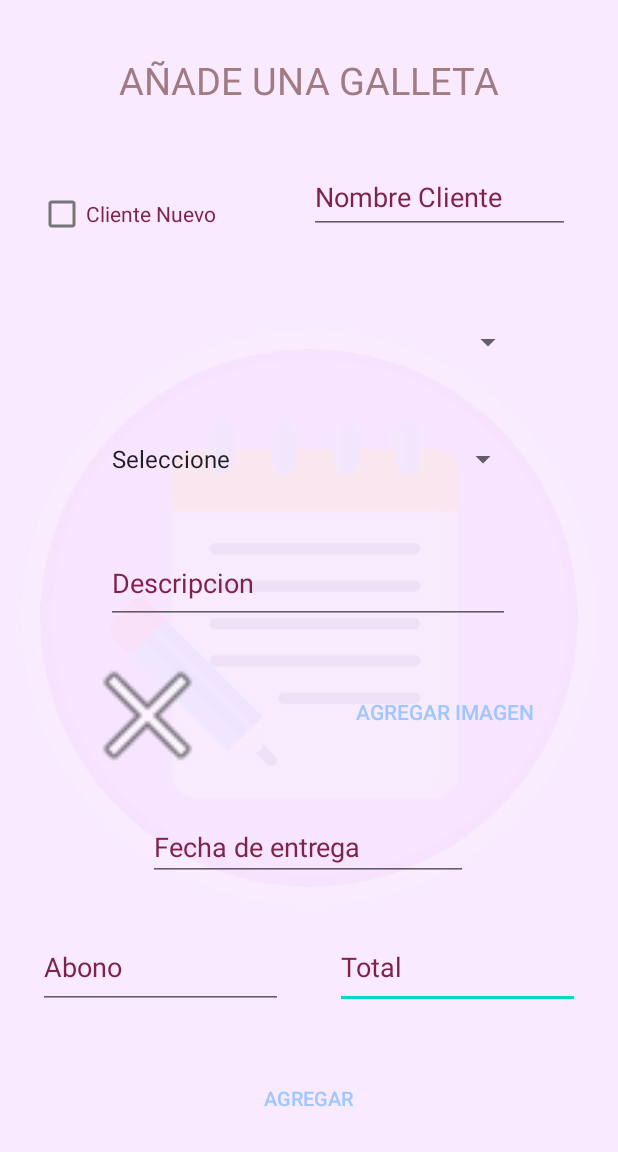
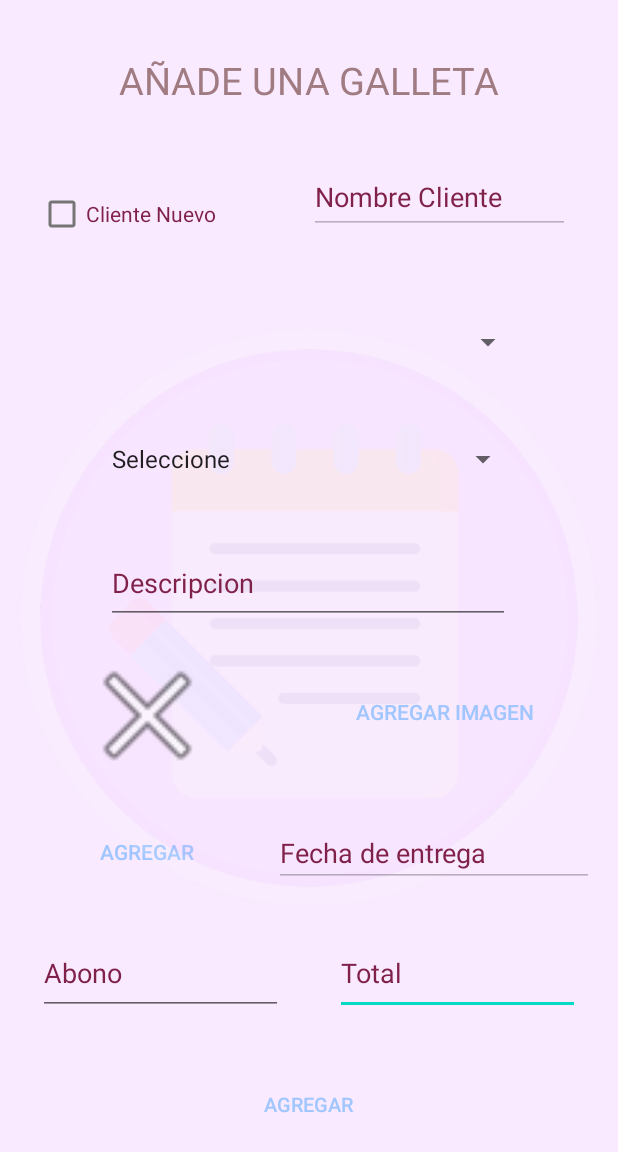
Before and after one commit to Rayencmv/EmideliApp, an Android app: the Pedido screen opened directly, with no data from a screen before it, after a tap on "AGREGAR", on a phone screen of 412 x 824 dp. Shown: the top 1152 px of the screen. Run offline under Robolectric (Android 15) with nearby library versions, the phone set to English and light mode, and no system bars; our stand-ins replace Volley; libraries missing offline, so code that uses them is left out: com.loopj.android, cz.msebera.android, io.github.muddz.styleabletoast; network calls fail; Roboto replaces fonts that are not available here; 2 statements that could not run were skipped.

Commit message:
casi casi casi

```diff
--- a/app/src/main/java/com/martinez/emideliapp/Caledario.java
+++ b/app/src/main/java/com/martinez/emideliapp/Caledario.java
@@ -51,12 +51,12 @@ public class Caledario extends AppCompatActivity {
                             for (int i = 0; i < responseArray.length(); i++) {
                                 JSONObject row = responseArray.getJSONObject(i);
                                 Cliente cliente = new Cliente(
-                                        row.getString("nombre_cliente"),
+                                        row.getString("title"),
                                         row.getString("tipo_pedido"),
-                                        row.getString("fecha_Entrega"),
+                                        row.getString("end"),
                                         row.getString("descripcion"),
                                         row.getString("abono"),
-                                        row.getString("total_pedido"));
+                                        row.getString("total"));
                                 clientes.add(cliente);
                             }
                             adapter.notifyDataSetChanged();
--- a/app/src/main/java/com/martinez/emideliapp/Pedido.java
+++ b/app/src/main/java/com/martinez/emideliapp/Pedido.java
@@ -4,14 +4,25 @@ import static android.provider.ContactsContract.CommonDataKinds.Website.URL;
 
 import androidx.appcompat.app.AppCompatActivity;
 
+import android.app.DatePickerDialog;
+import android.app.ProgressDialog;
+import android.content.Intent;
+import android.graphics.Bitmap;
 import android.graphics.Color;
+import android.net.Uri;
 import android.os.Bundle;
+import android.provider.MediaStore;
+import android.util.Base64;
 import android.view.View;
 import android.widget.ArrayAdapter;
 import android.widget.Button;
 import android.widget.CheckBox;
+import android.widget.DatePicker;
 import android.widget.EditText;
+import android.widget.ImageView;
 import android.widget.Spinner;
+import android.widget.Toast;
+
 import com.loopj.android.http.*;
 
 import com.android.volley.AuthFailureError;
@@ -24,7 +35,10 @@ import com.android.volley.toolbox.Volley;
 
 import org.json.JSONArray;
 
+import java.io.ByteArrayOutputStream;
+import java.io.IOException;
 import java.util.ArrayList;
+import java.util.Calendar;
 import java.util.HashMap;
 import java.util.Map;
 
@@ -33,11 +47,15 @@ import io.github.muddz.styleabletoast.StyleableToast;
 
 public class Pedido extends AppCompatActivity {
 
+
+    private Bitmap bitmap;
+    ImageView ImagenPedido;
     AsyncHttpClient pedido;
-    Button btnAgregarP, btnImagen;
+    Button btnAgregarP, btnImagen, btnFecha;
     EditText txtFecha, txtTotal, txtNombreC, txtAbono, txtDescripcion;
     CheckBox cbNuevo;
     Spinner spTipoPedido, spCliente;
+    private  int dia,mes,ano, PICK_IMAGE_REQUEST=1;
 
     @Override
     protected void onCreate(Bundle savedInstanceState) {
@@ -53,25 +71,32 @@ public class Pedido extends AppCompatActivity {
         spCliente = findViewById(R.id.spCliente);
         txtDescripcion = findViewById(R.id.txtDescripcion);
         btnImagen = findViewById(R.id.btnImagen);
-
+        btnFecha = findViewById(R.id.btnFecha);
+        ImagenPedido = findViewById(R.id.ImagenPedido);
         pedido = new AsyncHttpClient();
+        txtFecha.setEnabled(false);
+        txtNombreC.setEnabled(false);
         CargarTipoPedido();
         LlenarSpinner();
         ClienteNuevo();
         GuardarPedido();
+        Fecha();
+        BuscarImagen();
 
 
     }
 
 
+    //Funcion del boton guardar y conexion con el web service
     private void GuardarPedido(){
         btnAgregarP.setOnClickListener(new View.OnClickListener() {
             @Override
             public void onClick(View view) {
-                EjecutarServicio("https://emideli.online/addPedido.php");
+                EjecutarServicio("https://emideli.online/Carga.php");
             }
         });
     }
+
     //llena los datos del spinner con el nombre del cliente
     private void LlenarSpinner() {
         String url = "https://emideli.online/obtenerDatos.php";
@@ -100,9 +125,11 @@ public class Pedido extends AppCompatActivity {
                     spCliente.setEnabled(true);
                     txtNombreC.setEnabled(false);
 
+
                 } else {
                     spCliente.setEnabled(false);
                     txtNombreC.setEnabled(true);
+
                 }
             }
         });
@@ -130,7 +157,7 @@ public class Pedido extends AppCompatActivity {
             lista.add(new Pedidos("Seleccione"));
             for (int i = 0; i < jsonArreglo.length(); i++) {
                 Pedidos p2 = new Pedidos();
-                p2.setNombreCliente(jsonArreglo.getJSONObject(i).getString("Nombre"));
+                p2.setNombreCliente(jsonArreglo.getJSONObject(i).getString("nombre"));
                 lista.add(p2);
             }
             ArrayAdapter<Pedidos> a = new ArrayAdapter<Pedidos>(this, android.R.layout.simple_dropdown_item_1line, lista);
@@ -140,37 +167,32 @@ public class Pedido extends AppCompatActivity {
         }
     }
 
+    //Enviar los datos del pedido al web service para ingresar a la base de datos
     private void EjecutarServicio(String URL) {
+        final ProgressDialog loading = ProgressDialog.show(this,"Subiendo...","Espere por favor...",false,false);
         StringRequest stringRequest = new StringRequest(Request.Method.POST, URL, new Response.Listener<String>() {
             @Override
             public void onResponse(String response) {
-                    new StyleableToast
-                            .Builder(getApplicationContext())
-                            .text("Pedido Ingresado")
-                            .textColor(Color.BLACK)
-                            .backgroundColor(Color.TRANSPARENT)
-                            .show();
+                loading.dismiss();
+                Toast.makeText(Pedido.this, "Pedido Ingresado", Toast.LENGTH_SHORT).show();
             }
         },new Response.ErrorListener(){
             public void onErrorResponse (VolleyError error) {
-                    new StyleableToast
-                            .Builder(getApplicationContext())
-                            .text(Error.class.toString())
-                            .textColor(Color.BLACK)
-                            .backgroundColor(Color.TRANSPARENT)
-                            .show();
+                loading.dismiss();
+                Toast.makeText(Pedido.this, error.toString(), Toast.LENGTH_SHORT).show();
             }
         })
         {
             @Override
             protected Map<String, String> getParams() throws AuthFailureError {
+                String Imagen = getStringImagen(bitmap);
                 Map<String, String> parametros = new HashMap<String, String>();
                 if (cbNuevo.isChecked()==true) {
                     parametros.put("TipoPedido", spTipoPedido.getSelectedItem().toString());
                     parametros.put("NombreC", txtNombreC.getText().toString());
                     parametros.put("Abono", txtAbono.getText().toString());
                     parametros.put("Fecha", txtFecha.getText().toString());
-                        parametros.put("Imagen", btnImagen.getText().toString());
+                    parametros.put("Imagen", Imagen);
                     parametros.put("Total", txtTotal.getText().toString());
                     parametros.put("Descripcion", txtDescripcion.getText().toString());
                 }else {
@@ -178,20 +200,84 @@ public class Pedido extends AppCompatActivity {
                     parametros.put("NombreC", spCliente.getSelectedItem().toString());
                     parametros.put("Abono", txtAbono.getText().toString());
                     parametros.put("Fecha", txtFecha.getText().toString());
-                        parametros.put("Imagen", btnImagen.getText().toString());
+                    parametros.put("Imagen", Imagen);
                     parametros.put("Total", txtTotal.getText().toString());
                     parametros.put("Descripcion", txtDescripcion.getText().toString());
                 }
-
                 return parametros;
             }
         };
         RequestQueue requestQueue= Volley.newRequestQueue(this);
         requestQueue.add (stringRequest);
+    }
+
+    //Funcion del boton para ingresar la fecha de entrega
+    private void Fecha() {
+        btnFecha.setOnClickListener(new View.OnClickListener() {
+            @Override
+            public void onClick(View v) {
+                if (v == btnFecha) {
+                    final Calendar c = Calendar.getInstance();
+                    dia = c.get(Calendar.DAY_OF_MONTH);
+                    mes = c.get(Calendar.MONTH);
+                    ano = c.get(Calendar.YEAR);
+
+                    DatePickerDialog datePickerDialog = new DatePickerDialog(Pedido.this, new DatePickerDialog.OnDateSetListener() {
+                        @Override
+                        public void onDateSet(DatePicker view, int year, int monthOfYear, int dayOfMonth) {
+                            txtFecha.setText(year + "/" + (monthOfYear + 1) + "/" + dayOfMonth);
+                        }
+                    }
+                            , ano, mes, dia);
+
+                    datePickerDialog.show();
+                }
+            }
+        });
+    }
+
+    private void showFileChooser() {
+        Intent intent = new Intent();
+        intent.setType("image/*");
+        intent.setAction(Intent.ACTION_GET_CONTENT);
+        startActivityForResult(Intent.createChooser(intent, "Seleccionar Imagen"), PICK_IMAGE_REQUEST);
+    }
+
+    @Override
+    protected void onActivityResult(int requestCode, int resultCode, Intent data) {
+        super.onActivityResult(requestCode, resultCode, data);
+
+        if (requestCode == PICK_IMAGE_REQUEST && resultCode == RESULT_OK && data != null && data.getData() != null) {
+            Uri filePath = data.getData();
+            try {
+                //Cómo obtener el mapa de bits de la Galería
+                bitmap = MediaStore.Images.Media.getBitmap(getContentResolver(), filePath);
+                //Configuración del mapa de bits en ImageView
+                ImagenPedido.setImageBitmap(bitmap);
+            } catch (IOException e) {
+                e.printStackTrace();
+            }
+        }
+    }
+
+    public String getStringImagen(Bitmap bmp){
+        ByteArrayOutputStream baos = new ByteArrayOutputStream();
+        bmp.compress(Bitmap.CompressFormat.JPEG, 100, baos);
+        byte[] imageBytes = baos.toByteArray();
+        String encodedImage = android.util.Base64.encodeToString(imageBytes, Base64.DEFAULT);
+        return encodedImage;
+    }
+
+    public void BuscarImagen() {
+
+        btnImagen.setOnClickListener(new View.OnClickListener() {
+            @Override
+            public void onClick(View view) {
+                showFileChooser();
+            }
+        });
+
+    }
 
 
 }
-        //No me deja Guardar el pussh
-
-
-    }
--- a/app/src/main/res/layout/activity_pedido.xml
+++ b/app/src/main/res/layout/activity_pedido.xml
@@ -7,6 +7,21 @@
     android:layout_height="match_parent"
     android:background="@color/color_background"
     tools:context=".Pedido">
+
+    <Button
+        android:id="@+id/btnFecha"
+        style="@style/Widget.AppCompat.Button.Borderless"
+        android:layout_width="148dp"
+        android:layout_height="41dp"
+        android:layout_marginStart="16dp"
+        android:layout_marginTop="24dp"
+        android:text="Agregar Imagen"
+        android:textColor="@color/color_buttons"
+        app:layout_constraintEnd_toStartOf="@+id/txtEntrega"
+        app:layout_constraintHorizontal_bias="0.409"
+        app:layout_constraintStart_toStartOf="parent"
+        app:layout_constraintTop_toBottomOf="@+id/ImagenPedido"
+        tools:ignore="TouchTargetSizeCheck" />
 
     <Button
         android:id="@+id/btnIngresarP"
@@ -103,14 +118,13 @@
         android:id="@+id/txtEntrega"
         android:layout_width="wrap_content"
         android:layout_height="wrap_content"
-        android:layout_marginTop="212dp"
+        android:layout_marginTop="216dp"
+        android:layout_marginEnd="16dp"
         android:ems="10"
         android:hint="Fecha de entrega"
         android:inputType="date"
         android:textColorHint="@color/color_text"
         app:layout_constraintEnd_toEndOf="parent"
-        app:layout_constraintHorizontal_bias="0.497"
-        app:layout_constraintStart_toStartOf="parent"
         app:layout_constraintTop_toBottomOf="@+id/spTipoPedido"
         tools:ignore="TouchTargetSizeCheck" />
 
@@ -154,10 +168,11 @@
         android:text="Agregar Imagen"
         android:textColor="@color/color_buttons"
         app:layout_constraintEnd_toEndOf="parent"
-        app:layout_constraintTop_toBottomOf="@+id/txtDescripcion" />
+        app:layout_constraintTop_toBottomOf="@+id/txtDescripcion"
+        tools:ignore="TouchTargetSizeCheck" />
 
     <ImageView
-        android:id="@+id/imageView5"
+        android:id="@+id/ImagenPedido"
         android:layout_width="95dp"
         android:layout_height="94dp"
         android:layout_marginTop="14dp"
```
Lines whose indentation alone changed are shown as unchanged.
